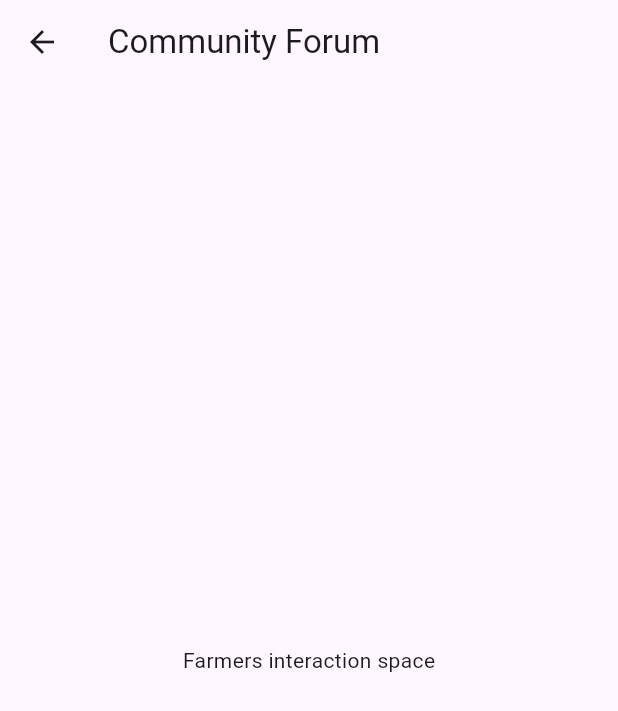
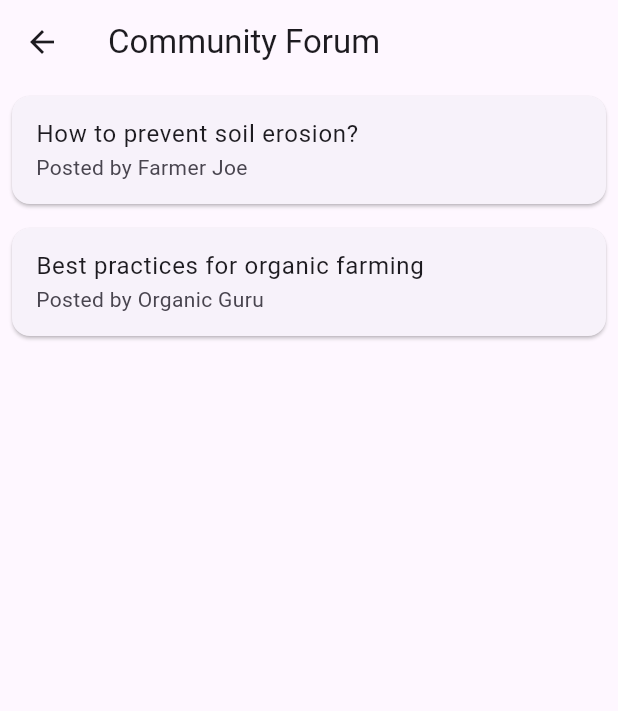
Before and after one commit to amanidy/farmer-sustainable-advisor, a Flutter app: the screen it shows after launch, after a tap on "Community Forum", on a phone screen of 412 x 824 dp. Shown: the top 711 px of the screen. Run offline on Flutter 3.47's test engine with Material 3 defaults, Android fonts, the phone set to English and light mode, and no system bars; missing offline and left inert: dotenv; network calls fail.

Commit message:
Added forum platform

```diff
--- /dev/null
+++ b/lib/data/forum_data.dart
@@ -0,0 +1,29 @@
+import 'package:sustainable_farming_advisor/models/forum_post.dart';
+
+List<ForumPost> forumPosts = [
+  ForumPost(
+    title: 'How to prevent soil erosion?',
+    content:
+        'What are some effective techniques to prevent soil erosion in hilly areas?',
+    author: 'Farmer Joe',
+    comments: [
+      Comment(
+          author: 'Farmer Jane',
+          content: 'I use terracing and mulching to prevent erosion.'),
+      Comment(
+          author: 'Farmer Mike',
+          content: 'Cover crops can also help in preventing erosion.'),
+    ],
+  ),
+  ForumPost(
+    title: 'Best practices for organic farming',
+    content:
+        'What are the best practices for transitioning to organic farming?',
+    author: 'Organic Guru',
+    comments: [
+      Comment(
+          author: 'Green Grower',
+          content: 'Use compost and avoid synthetic fertilizers.'),
+    ],
+  ),
+];
--- a/lib/pages/community_forum_page.dart
+++ /dev/null
@@ -1,17 +0,0 @@
-import 'package:flutter/material.dart';
-
-class CommunityForumPage extends StatelessWidget {
-  const CommunityForumPage({super.key});
-
-  @override
-  Widget build(BuildContext context) {
-    return Scaffold(
-      appBar: AppBar(
-        title: const Text('Community Forum'),
-      ),
-      body: const Center(
-        child: Text("Farmers interaction space"),
-      ),
-    );
-  }
-}
--- /dev/null
+++ b/lib/pages/forum_page.dart
@@ -0,0 +1,87 @@
+import 'package:flutter/material.dart';
+import 'package:sustainable_farming_advisor/data/forum_data.dart';
+import 'package:sustainable_farming_advisor/models/forum_post.dart';
+
+class ForumPage extends StatelessWidget {
+  const ForumPage({super.key});
+  @override
+  Widget build(BuildContext context) {
+    return Scaffold(
+      appBar: AppBar(
+        title:const Text('Community Forum'),
+      ),
+      body: ListView.builder(
+        itemCount: forumPosts.length,
+        itemBuilder: (context, index) {
+          final post = forumPosts[index];
+
+          return Card(
+            margin:const EdgeInsets.all(8.0),
+            child: ListTile(
+              title: Text(post.title),
+              subtitle: Text('Posted by ${post.author}'),
+              onTap: () {
+                Navigator.push(
+                  context,
+                  MaterialPageRoute(
+                    builder: (context) => ForumPostDetailPage(post: post),
+                  ),
+                );
+              },
+            ),
+          );
+        },
+      ),
+    );
+  }
+}
+
+class ForumPostDetailPage extends StatelessWidget {
+  final ForumPost post;
+
+  const ForumPostDetailPage({required this.post,super.key});
+
+  @override
+  Widget build(BuildContext context) {
+    return Scaffold(
+      appBar: AppBar(
+        title: Text(post.title),
+      ),
+      body: Padding(
+        padding:const EdgeInsets.all(16.0),
+        child: Column(
+          crossAxisAlignment: CrossAxisAlignment.start,
+          children: [
+            Text(
+              'Posted by ${post.author}',
+              style:const TextStyle(fontSize: 18, fontWeight: FontWeight.bold),
+            ),
+           const SizedBox(height: 10),
+            Text(
+              post.content,
+              style:const TextStyle(fontSize: 16),
+            ),
+            const SizedBox(height: 20),
+            const Text(
+              'Comments:',
+              style: TextStyle(fontSize: 18, fontWeight: FontWeight.bold),
+            ),
+            Expanded(
+              child: ListView.builder(
+                itemCount: post.comments.length,
+                itemBuilder: (context, index) {
+                  final comment = post.comments[index];
+
+                  return ListTile(
+                    title: Text(comment.author),
+                    subtitle: Text(comment.content),
+                  );
+                },
+              ),
+            ),
+          ],
+        ),
+      ),
+    );
+  }
+}
--- a/lib/pages/home_page.dart
+++ b/lib/pages/home_page.dart
@@ -1,7 +1,7 @@
 import 'package:flutter/material.dart';
 import 'package:sustainable_farming_advisor/pages/weather_updates_page.dart';
 import 'package:sustainable_farming_advisor/pages/market_place_page.dart';
-import 'package:sustainable_farming_advisor/pages/community_forum_page.dart';
+import 'package:sustainable_farming_advisor/pages/forum_page.dart';
 import 'package:sustainable_farming_advisor/pages/tutorials_page.dart';
 
 class HomePage extends StatelessWidget {
@@ -37,7 +37,7 @@ class HomePage extends StatelessWidget {
                 Navigator.push(
                     context,
                     MaterialPageRoute(
-                        builder: (context) => const CommunityForumPage()));
+                        builder: (context) => const ForumPage()));
               },
               child: const Text("Community Forum ")),
           ElevatedButton(
```
Also changed, not shown: lib/models/forum_post.dart (added, +27 -0 lines).
